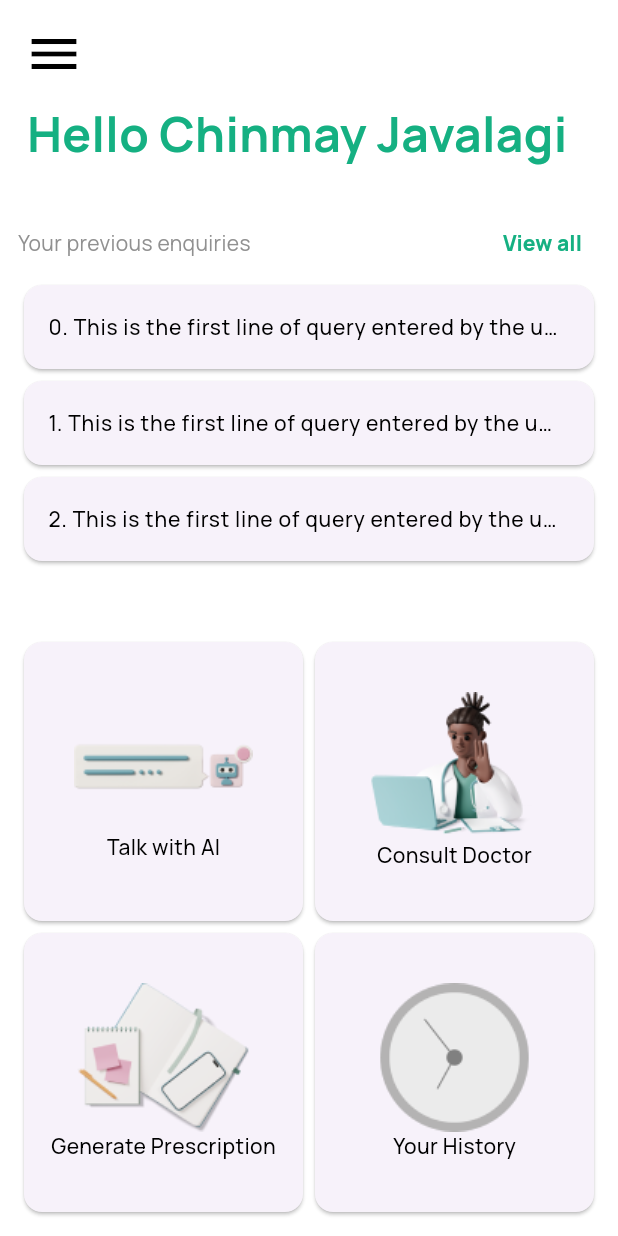
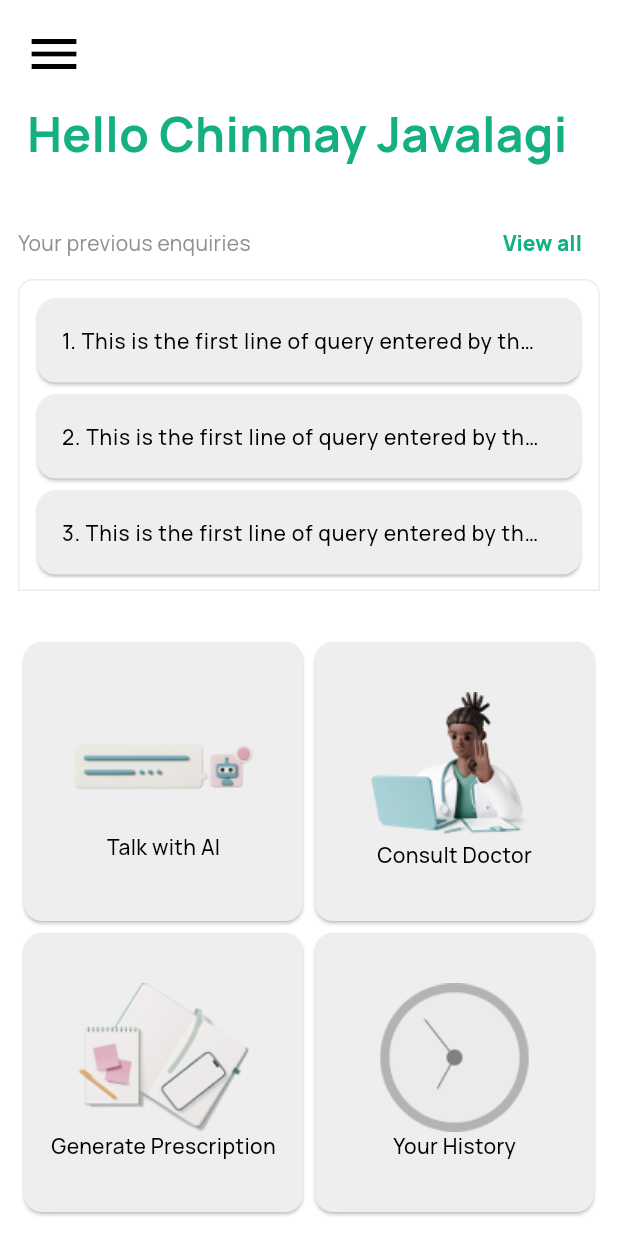
Before and after one commit to ChinmayJavalagi/MediReach, a Flutter app: the DashboardScreen screen opened by its route, on a phone screen of 412 x 824 dp. Run offline on Flutter 3.47's test engine with Material 2 defaults, Android fonts, the phone set to English and light mode, and no system bars; our stand-ins replace google_fonts, local_auth.

Commit message:
Routes and dashboard_screen.dart updated

```diff
--- a/lib/components/dashboard_card.dart
+++ b/lib/components/dashboard_card.dart
@@ -4,6 +4,7 @@ import 'package:google_fonts/google_fonts.dart';
 import 'package:medireach/screens/login_screen.dart';
 
 import '../utils/constants.dart';
+import '../utils/pallete.dart';
 
 List<String> src = [
   "assets/images/chatbot_message.png",
@@ -35,6 +36,7 @@ class DashboardCard extends StatelessWidget {
         );
       },
       child: Card(
+        color: Pallete.lightGrayColor,
         child: Column(
           mainAxisAlignment: MainAxisAlignment.center,
           crossAxisAlignment: CrossAxisAlignment.center,
--- a/lib/components/previous_enquiries_card.dart
+++ b/lib/components/previous_enquiries_card.dart
@@ -3,6 +3,7 @@ import 'package:flutter/material.dart';
 import 'package:google_fonts/google_fonts.dart';
 
 import '../utils/constants.dart';
+import '../utils/pallete.dart';
 
 class PreviousEnquiriesCard extends StatelessWidget {
   final int index;
@@ -11,8 +12,9 @@ class PreviousEnquiriesCard extends StatelessWidget {
   @override
   Widget build(BuildContext context) {
     return Card(
+      color: Pallete.lightGrayColor,
       child: ListTile(
-        title: Text("$index. This is the first line of query entered by the user ......" , style: GoogleFonts.manrope(textStyle: kPreviousEnquiriesTextStyle), maxLines: 1, overflow: TextOverflow.ellipsis,),
+        title: Text("${index+1}. This is the first line of query entered by the user ......" , style: GoogleFonts.manrope(textStyle: kPreviousEnquiriesTextStyle), maxLines: 1, overflow: TextOverflow.ellipsis,),
       ),
     );
   }
--- a/lib/main.dart
+++ b/lib/main.dart
@@ -23,7 +23,7 @@ class MediReach extends StatelessWidget {
             backgroundColor: Pallete.whiteColor,
           )
       ),
-      initialRoute: SurveyScreen.id,
+      initialRoute: SplashScreen.id,
       routes: {
         SplashScreen.id : (context)=> SplashScreen(),
         LoginScreen.id:(context)=> LoginScreen(),
--- a/lib/screens/dashboard_screen.dart
+++ b/lib/screens/dashboard_screen.dart
@@ -48,12 +48,20 @@ class _DashboardScreenState extends State<DashboardScreen> {
                 ],
               ),
               Expanded(
+                  child: Container(
+                    padding: EdgeInsets.all(8.0),
+                    decoration: BoxDecoration(
+                      color: Pallete.whiteColor,
+                        border: Border.all(color: Pallete.grayColor),
+                      borderRadius: BorderRadius.only(topLeft: Radius.circular(10.0), topRight: Radius.circular(10.0))
+                    ),
                     child: ListView.builder(
                       shrinkWrap: true,
                       itemCount: showAll? itemCount:3,
                       itemBuilder: (BuildContext context, int index) {
                         return PreviousEnquiriesCard(index: index);
                       },
+                    ),
                   )
               ),
               SizedBox(height: 30,),
--- a/lib/screens/survey_screen.dart
+++ b/lib/screens/survey_screen.dart
@@ -6,6 +6,7 @@ import 'package:medireach/utils/pallete.dart';
 import '../components/custom_radio_button.dart';
 import '../utils/constants.dart';
 import '../utils/survey_questions.dart';
+import 'dashboard_screen.dart';
 
 class SurveyScreen extends StatefulWidget {
   static String id = 'survey_screen';
@@ -41,7 +42,7 @@ class _SurveyScreenState extends State<SurveyScreen> {
             ),
             Padding(
               padding: const EdgeInsets.only(top: 30,left: 10,right: 10,bottom: 15),
-              child: CustomButton(buttonText: "Submit", buttonColor: Pallete.primaryThemeColor, onpressed: (){}),
+              child: CustomButton(buttonText: "Submit", buttonColor: Pallete.primaryThemeColor, onpressed: ()=> Navigator.pushNamed(context, DashboardScreen.id)),
             ),
           ],
         ),
```
Also changed, not shown: lib/screens/signup_screen.dart (+2 -6 lines). Lines whose indentation alone changed are shown as unchanged.
